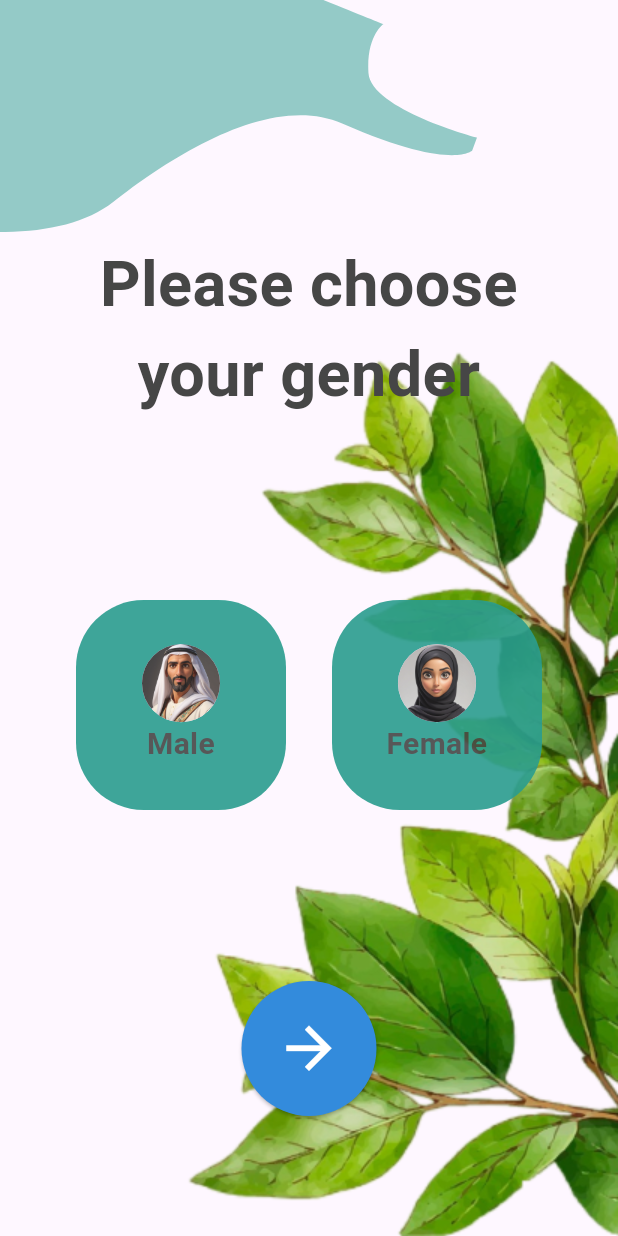
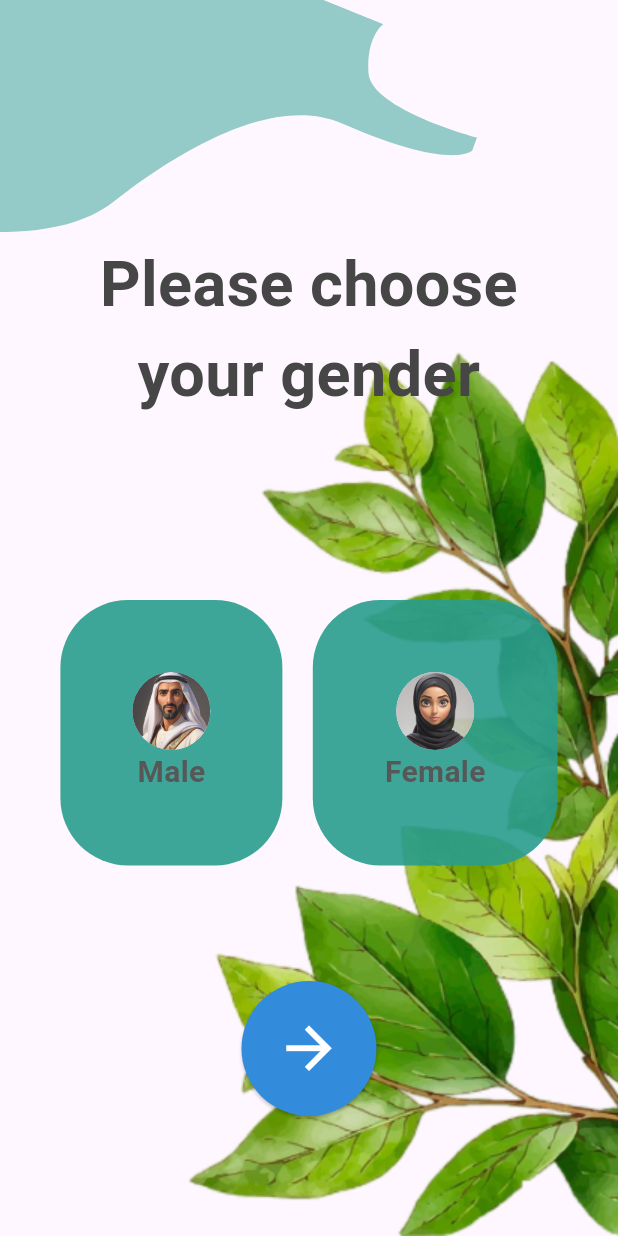
Before and after one commit to cannonball22/habitize, a Flutter app: the Screen5 screen opened directly, on a phone screen of 412 x 824 dp. Run offline on Flutter 3.47's test engine with Material 3 defaults, Android fonts, the phone set to English and light mode, and no system bars; our stand-ins replace flutter_svg; Roboto replaces fonts that are missing (Poppins).

Commit message:
[DEV] make screen 5 and screen_6 in one screen with animation

```diff
--- a/lib/screens/screen_5.dart
+++ b/lib/screens/screen_5.dart
@@ -11,12 +11,7 @@ class Screen5 extends StatefulWidget {
 
 class _Screen5State extends State<Screen5> {
   bool _showFirstWidget = true;
-
-  void _toggleWidget() {
-    setState(() {
-      _showFirstWidget = !_showFirstWidget;
-    });
-  }
+  bool _showSecondWidget = true;
 
   @override
   Widget build(BuildContext context) {
@@ -69,11 +64,20 @@ class _Screen5State extends State<Screen5> {
                   child: Row(
                     mainAxisAlignment: MainAxisAlignment.spaceEvenly,
                     children: [
-                      Opacity(
+                      GestureDetector(
+                        onTap: () {
+                          setState(() {
+                            _showFirstWidget = !_showFirstWidget;
+                            _showSecondWidget = true;
+                          });
+                        },
+                        child: AnimatedSwitcher(
+                          duration: const Duration(seconds: 1),
+                          child: _showFirstWidget
+                              ? Opacity(
                                   opacity: 0.90,
                                   child: Container(
-                          width: 140,
-                          height: 140,
+                                    padding: const EdgeInsets.all(48),
                                     decoration: ShapeDecoration(
                                       color: const Color(0xFF2A9D8E),
                                       shape: RoundedRectangleBorder(
@@ -81,14 +85,16 @@ class _Screen5State extends State<Screen5> {
                                       ),
                                     ),
                                     child: const Column(
-                            mainAxisAlignment: MainAxisAlignment.center,
-                            crossAxisAlignment: CrossAxisAlignment.center,
+                                      mainAxisAlignment:
+                                          MainAxisAlignment.center,
+                                      crossAxisAlignment:
+                                          CrossAxisAlignment.center,
                                       children: [
                                         CircleAvatar(
                                           radius: 26,
                                           // child: Image.asset("assets/images/male.png"),
-                                backgroundImage:
-                                    AssetImage("assets/images/male.png"),
+                                          backgroundImage: AssetImage(
+                                              "assets/images/male.png"),
                                         ),
                                         Text(
                                           'Male',
@@ -103,12 +109,11 @@ class _Screen5State extends State<Screen5> {
                                       ],
                                     ),
                                   ),
-                      ),
-                      Opacity(
-                        opacity: 0.90,
-                        child: Container(
-                          width: 140,
-                          height: 140,
+                                )
+                              : Container(
+                                  height: 250,
+                                  padding: const EdgeInsets.symmetric(
+                                      horizontal: 30),
                                   decoration: ShapeDecoration(
                                     color: const Color(0xFF2A9D8E),
                                     shape: RoundedRectangleBorder(
@@ -116,14 +121,65 @@ class _Screen5State extends State<Screen5> {
                                     ),
                                   ),
                                   child: const Column(
-                            mainAxisAlignment: MainAxisAlignment.center,
-                            crossAxisAlignment: CrossAxisAlignment.center,
+                                    mainAxisAlignment:
+                                        MainAxisAlignment.spaceAround,
+                                    crossAxisAlignment:
+                                        CrossAxisAlignment.center,
+                                    children: [
+                                      CircleAvatar(
+                                        radius: 40,
+                                        backgroundImage: AssetImage(
+                                            "assets/images/male.png"),
+                                      ),
+                                      SizedBox(
+                                        height: 80,
+                                      ),
+                                      Text(
+                                        'Male',
+                                        textAlign: TextAlign.center,
+                                        style: TextStyle(
+                                          color: Colors.white,
+                                          fontSize: 32,
+                                          fontFamily: 'Poppins',
+                                          fontWeight: FontWeight.w700,
+                                        ),
+                                      ),
+                                    ],
+                                  ),
+                                ),
+                        ),
+                      ),
+                      GestureDetector(
+                        onTap: () {
+                          setState(() {
+                            _showSecondWidget = !_showSecondWidget;
+                            _showFirstWidget = true;
+                          });
+                        },
+                        child: AnimatedSwitcher(
+                          duration: const Duration(seconds: 1),
+                          child: _showSecondWidget
+                              ? Opacity(
+                                  opacity: 0.90,
+                                  child: Container(
+                                    padding: const EdgeInsets.all(48),
+                                    decoration: ShapeDecoration(
+                                      color: const Color(0xFF2A9D8E),
+                                      shape: RoundedRectangleBorder(
+                                        borderRadius: BorderRadius.circular(45),
+                                      ),
+                                    ),
+                                    child: const Column(
+                                      mainAxisAlignment:
+                                          MainAxisAlignment.center,
+                                      crossAxisAlignment:
+                                          CrossAxisAlignment.center,
                                       children: [
                                         CircleAvatar(
                                           radius: 26,
                                           // child: Image.asset("assets/images/male.png"),
-                                backgroundImage:
-                                    AssetImage("assets/images/female.png"),
+                                          backgroundImage: AssetImage(
+                                              "assets/images/female.png"),
                                         ),
                                         Text(
                                           'Female',
@@ -136,6 +192,42 @@ class _Screen5State extends State<Screen5> {
                                           ),
                                         ),
                                       ],
+                                    ),
+                                  ),
+                                )
+                              : Container(
+                                  height: 250,
+                                  padding: const EdgeInsets.symmetric(
+                                      horizontal: 30),
+                                  decoration: ShapeDecoration(
+                                    color: const Color(0xFF2A9D8E),
+                                    shape: RoundedRectangleBorder(
+                                      borderRadius: BorderRadius.circular(45),
+                                    ),
+                                  ),
+                                  child: const Column(
+                                    mainAxisAlignment:
+                                        MainAxisAlignment.spaceAround,
+                                    crossAxisAlignment:
+                                        CrossAxisAlignment.center,
+                                    children: [
+                                      CircleAvatar(
+                                        radius: 40,
+                                        backgroundImage: AssetImage(
+                                            "assets/images/female.png"),
+                                      ),
+                                      Text(
+                                        'Female',
+                                        textAlign: TextAlign.center,
+                                        style: TextStyle(
+                                          color: Colors.white,
+                                          fontSize: 32,
+                                          fontFamily: 'Poppins',
+                                          fontWeight: FontWeight.w700,
+                                        ),
+                                      ),
+                                    ],
+                                  ),
                                 ),
                         ),
                       ),
```
Lines whose indentation alone changed are shown as unchanged.
